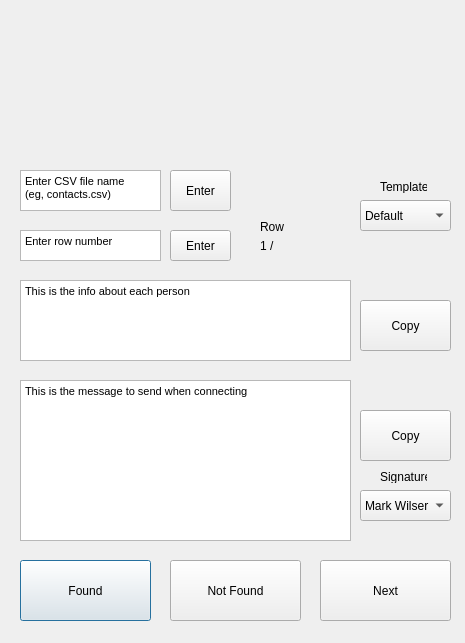
Qt form LinkedIn_UI.ui (coreystone/LinkedInConnector) before a commit.
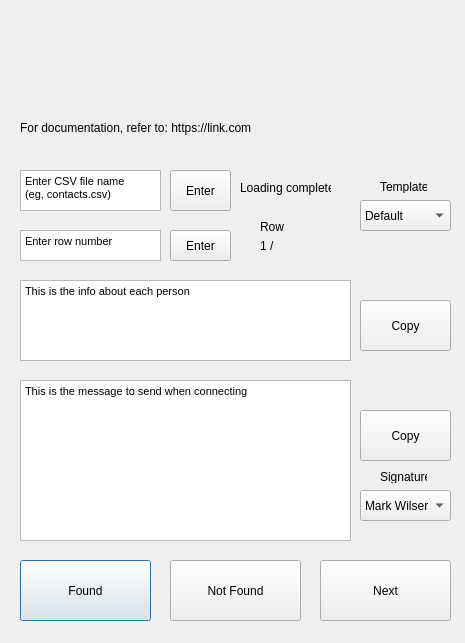
The same form after that commit. Icons and pictures are not drawn.

Commit message: Updated user-friendly UI and functionality

```diff
--- a/LinkedIn_UI.ui
+++ b/LinkedIn_UI.ui
@@ -329,6 +329,32 @@
     <string>Row</string>
    </property>
   </widget>
+  <widget class="QLabel" name="loading_label">
+   <property name="geometry">
+    <rect>
+     <x>240</x>
+     <y>180</y>
+     <width>91</width>
+     <height>16</height>
+    </rect>
+   </property>
+   <property name="text">
+    <string>Loading complete</string>
+   </property>
+  </widget>
+  <widget class="QLabel" name="doc_label">
+   <property name="geometry">
+    <rect>
+     <x>20</x>
+     <y>120</y>
+     <width>241</width>
+     <height>16</height>
+    </rect>
+   </property>
+   <property name="text">
+    <string>For documentation, refer to: https://link.com</string>
+   </property>
+  </widget>
  </widget>
  <resources>
   <include location="src.qrc"/>
```
The commit also changes 3 other files.
